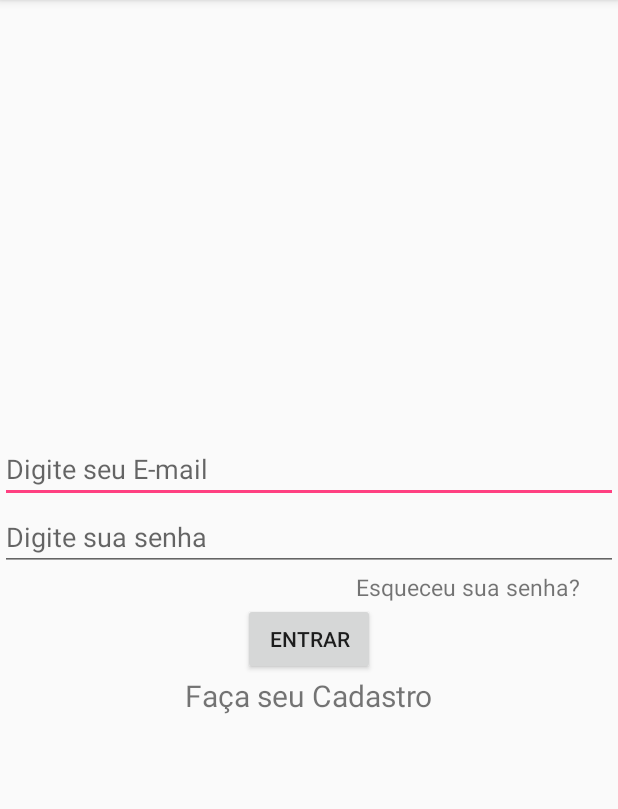
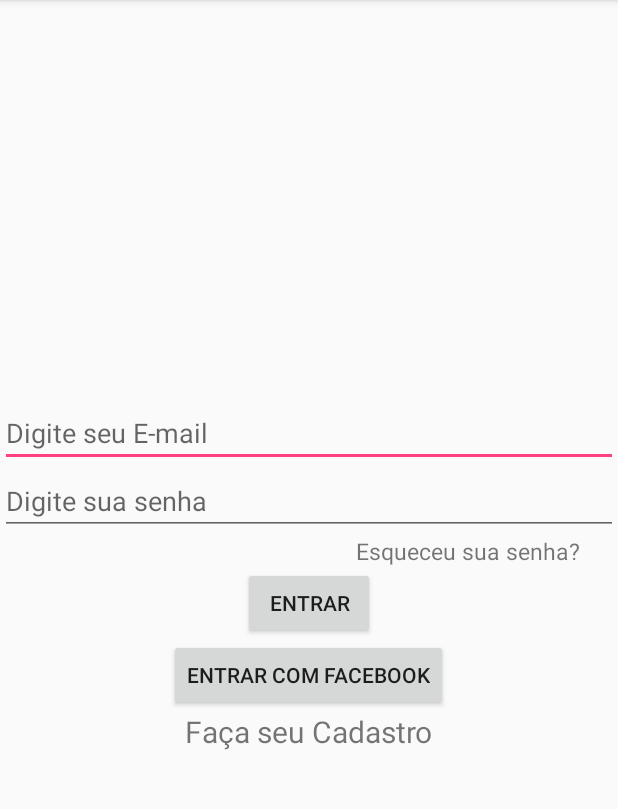
Before and after one commit to AntonioRoberio/OdontecApp, an Android app: the screen it shows after launch (MainActivity_Login), on a phone screen of 412 x 824 dp, the part 84-893 px from its top. Run offline under Robolectric (Android 15) with nearby library versions, the phone set to English and light mode, and no system bars; our stand-ins replace Firebase (no records; nobody signed in at launch, a user with empty details on screens opened directly); libraries missing offline, so code that uses them is left out: com.facebook, com.facebook.login; 2 statements that could not run were skipped.

Commit message:
inicializado os métodos responsáveis por realizar o login via facebook.

```diff
--- a/app/build.gradle
+++ b/app/build.gradle
@@ -28,6 +28,7 @@ dependencies {
     compile 'com.android.support.constraint:constraint-layout:1.0.2'
     compile 'com.google.firebase:firebase-auth:10.2.6'
     compile 'com.google.firebase:firebase-database:10.2.6'
+    compile 'com.facebook.android:facebook-android-sdk:[4,5)'
     testCompile 'junit:junit:4.12'
 }
 apply plugin: 'com.google.gms.google-services'
--- a/app/src/main/AndroidManifest.xml
+++ b/app/src/main/AndroidManifest.xml
@@ -9,6 +9,9 @@
         android:roundIcon="@mipmap/ic_launcher_round"
         android:supportsRtl="true"
         android:theme="@style/AppTheme">
+        <meta-data android:name="com.facebook.sdk.ApplicationId" android:value="@string/facebook_app_id"/>
+        <activity android:name="com.facebook.FacebookActivity" android:configChanges="keyboard|keyboardHidden|screenLayout|screenSize|orientation" android:label="@string/app_name" />
+
         <activity android:name=".View.MainActivity_Login">
             <intent-filter>
                 <action android:name="android.intent.action.MAIN" />
--- a/app/src/main/java/com/des/odontec/equipe/odontec/View/MainActivity_Login.java
+++ b/app/src/main/java/com/des/odontec/equipe/odontec/View/MainActivity_Login.java
@@ -14,11 +14,18 @@ import android.widget.Toast;
 import com.des.odontec.equipe.odontec.Dao.ConfiguracaoFirebase;
 import com.des.odontec.equipe.odontec.Model.Usuario;
 import com.des.odontec.equipe.odontec.R;
+import com.facebook.CallbackManager;
+import com.facebook.FacebookCallback;
+import com.facebook.FacebookException;
+import com.facebook.login.LoginManager;
+import com.facebook.login.LoginResult;
 import com.google.android.gms.tasks.OnCompleteListener;
 import com.google.android.gms.tasks.Task;
 import com.google.firebase.auth.AuthResult;
 import com.google.firebase.auth.FirebaseAuth;
 import com.google.firebase.auth.FirebaseUser;
+
+import java.util.Arrays;
 
 public class MainActivity_Login extends AppCompatActivity {
     private TextView cadastrar;
@@ -30,6 +37,7 @@ public class MainActivity_Login extends AppCompatActivity {
     private FirebaseAuth.AuthStateListener verificarUsuario;
     private Usuario usuario;
     private String TAG;
+    private CallbackManager callbackManager;
 
     @Override
     protected void onCreate(Bundle savedInstanceState) {
@@ -42,6 +50,27 @@ public class MainActivity_Login extends AppCompatActivity {
         aut= ConfiguracaoFirebase.autenticarDados();
         cadastrar=(TextView) findViewById(R.id.cadatrarUusario);
         resetSenha=(TextView) findViewById(R.id.recuperarSenha);
+
+        callbackManager = CallbackManager.Factory.create();
+
+        LoginManager.getInstance().registerCallback(callbackManager, new FacebookCallback<LoginResult>() {
+            @Override
+            public void onSuccess(LoginResult loginResult) {
+
+            }
+
+            @Override
+            public void onCancel() {
+
+            }
+
+            @Override
+            public void onError(FacebookException error) {
+              Toast.makeText(MainActivity_Login.this,"Erro ao logar"+error.getMessage(),Toast.LENGTH_LONG).show();
+            }
+        });
+
+
 
         logar.setOnClickListener(new View.OnClickListener() {
             @Override
@@ -84,6 +113,21 @@ public class MainActivity_Login extends AppCompatActivity {
         };
     }
 
+
+
+    @Override
+    protected void onActivityResult(int requestCode, int resultCode, Intent data) {
+        super.onActivityResult(requestCode, resultCode, data);
+        callbackManager.onActivityResult(requestCode, resultCode, data);
+    }
+
+    private void loginFacebook(View view){
+
+
+        LoginManager.getInstance().logInWithReadPermissions(this, Arrays.asList("public_profile","user_friends","email"));
+
+    }
+
     @Override
     protected void onStart() {
         super.onStart();
@@ -116,6 +160,7 @@ public class MainActivity_Login extends AppCompatActivity {
             }
         });
     }
+
     private void logar(FirebaseUser user){
         if(user!=null){
             Intent intent= new Intent(MainActivity_Login.this,TelaPrincipal.class);
--- a/app/src/main/res/layout/activity_main.xml
+++ b/app/src/main/res/layout/activity_main.xml
@@ -38,6 +38,11 @@
         android:layout_height="wrap_content"
         android:text="Entrar"
         android:id="@+id/logarSistema"/>
+    <Button
+        android:layout_width="wrap_content"
+        android:layout_height="wrap_content"
+        android:text="Entrar com Facebook"
+        android:id="@+id/logarSistemaFacebook"/>
     <TextView
         android:layout_width="wrap_content"
         android:layout_height="wrap_content"
--- a/app/src/main/res/values/strings.xml
+++ b/app/src/main/res/values/strings.xml
@@ -1,3 +1,6 @@
 <resources>
     <string name="app_name">Odontec</string>
+    <string name="facebook_app_id">484161161959339</string>
+    <string name="fb_login_protocol_scheme">fb484161161959339</string>
+
 </resources>
```
